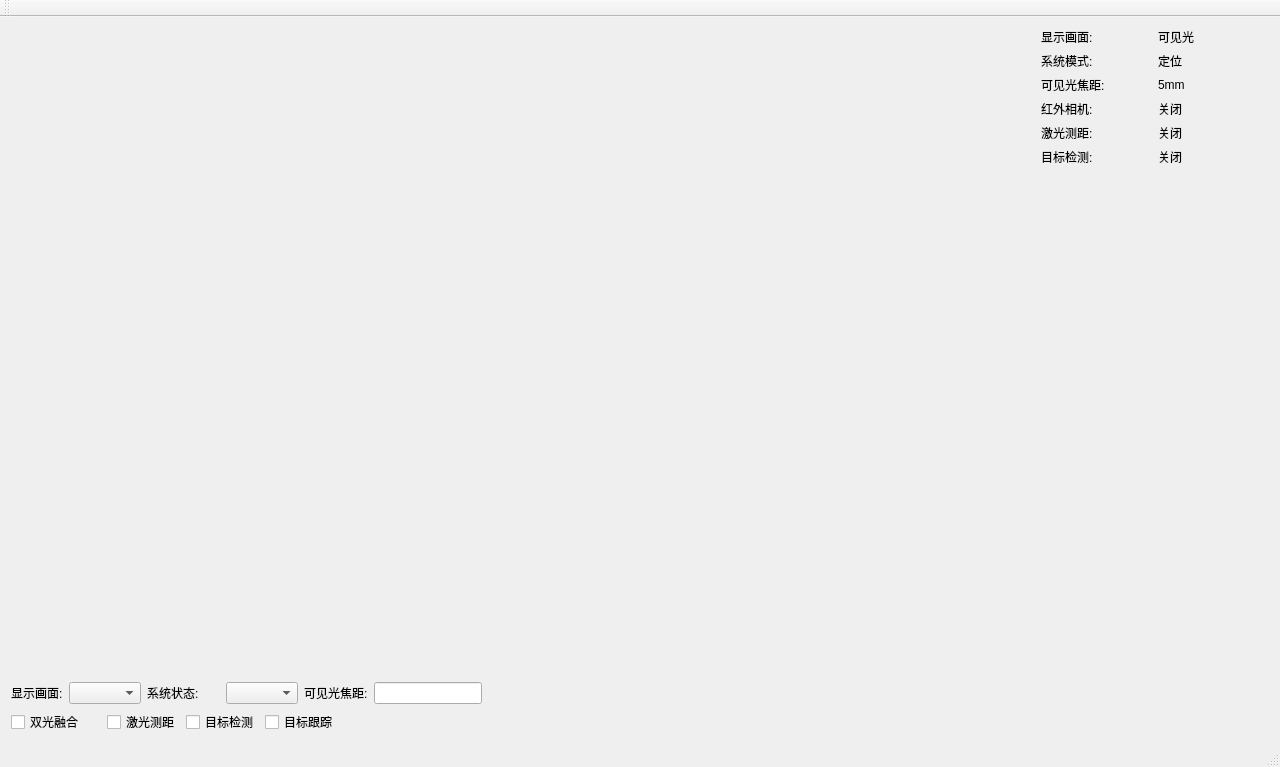
Qt form ui/mainwindow.ui (LeRoii/trackingmonitor) before a commit.
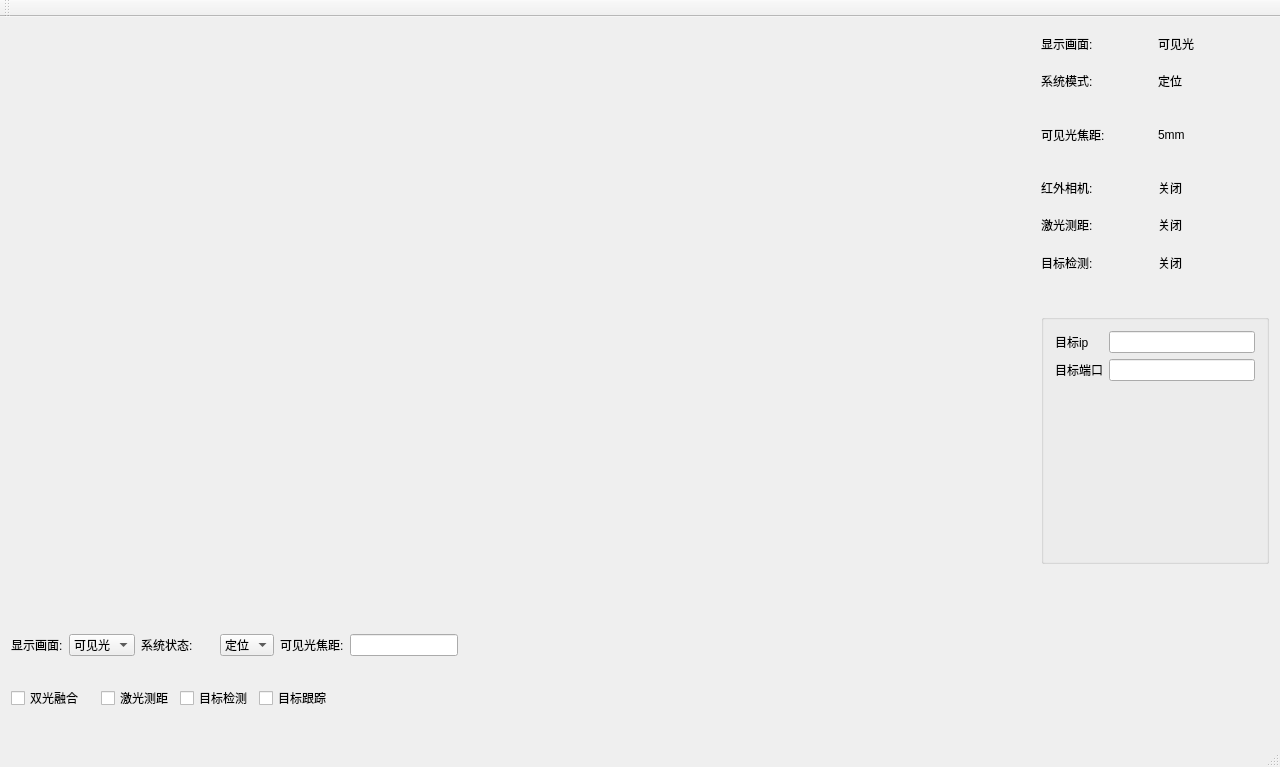
The same form after that commit.

The edit to the form file:
```diff
--- a/ui/mainwindow.ui
+++ b/ui/mainwindow.ui
@@ -34,6 +34,9 @@
         <property name="text">
          <string/>
         </property>
+        <property name="alignment">
+         <set>Qt::AlignLeading|Qt::AlignLeft|Qt::AlignTop</set>
+        </property>
        </widget>
       </item>
       <item>
@@ -137,6 +140,9 @@
           <property name="orientation">
            <enum>Qt::Vertical</enum>
           </property>
+          <property name="sizeType">
+           <enum>QSizePolicy::Preferred</enum>
+          </property>
           <property name="sizeHint" stdset="0">
            <size>
             <width>20</width>
@@ -145,6 +151,51 @@
           </property>
          </spacer>
         </item>
+        <item>
+         <widget class="QGroupBox" name="groupBox">
+          <property name="title">
+           <string/>
+          </property>
+          <layout class="QFormLayout" name="formLayout">
+           <item row="0" column="0">
+            <widget class="QLabel" name="ip_lable">
+             <property name="text">
+              <string>目标ip</string>
+             </property>
+            </widget>
+           </item>
+           <item row="0" column="1">
+            <widget class="QLineEdit" name="ip_lineEdit"/>
+           </item>
+           <item row="1" column="0">
+            <widget class="QLabel" name="port_label">
+             <property name="text">
+              <string>目标端口</string>
+             </property>
+            </widget>
+           </item>
+           <item row="1" column="1">
+            <widget class="QLineEdit" name="port_lineEdit"/>
+           </item>
+          </layout>
+         </widget>
+        </item>
+        <item>
+         <spacer name="verticalSpacer_2">
+          <property name="orientation">
+           <enum>Qt::Vertical</enum>
+          </property>
+          <property name="sizeType">
+           <enum>QSizePolicy::Preferred</enum>
+          </property>
+          <property name="sizeHint" stdset="0">
+           <size>
+            <width>20</width>
+            <height>40</height>
+           </size>
+          </property>
+         </spacer>
+        </item>
        </layout>
       </item>
      </layout>
@@ -175,7 +226,23 @@
          </widget>
         </item>
         <item row="0" column="1" colspan="2">
-         <widget class="QComboBox" name="showvideo_comboBox"/>
+         <widget class="QComboBox" name="showvideo_comboBox">
+          <item>
+           <property name="text">
+            <string>可见光</string>
+           </property>
+          </item>
+          <item>
+           <property name="text">
+            <string>红外</string>
+           </property>
+          </item>
+          <item>
+           <property name="text">
+            <string>融合</string>
+           </property>
+          </item>
+         </widget>
         </item>
         <item row="0" column="0">
          <widget class="QLabel" name="showvideo_label_2">
@@ -209,7 +276,18 @@
          </widget>
         </item>
         <item row="0" column="5" colspan="2">
-         <widget class="QComboBox" name="sysmode_combox"/>
+         <widget class="QComboBox" name="sysmode_combox">
+          <item>
+           <property name="text">
+            <string>定位</string>
+           </property>
+          </item>
+          <item>
+           <property name="text">
+            <string>跟踪</string>
+           </property>
+          </item>
+         </widget>
         </item>
         <item row="1" column="0" colspan="2">
          <widget class="QCheckBox" name="fusion_checkBox">
@@ -233,6 +311,13 @@
         </property>
        </spacer>
       </item>
+      <item>
+       <widget class="QLabel" name="label">
+        <property name="text">
+         <string/>
+        </property>
+       </widget>
+      </item>
      </layout>
     </item>
    </layout>
```
